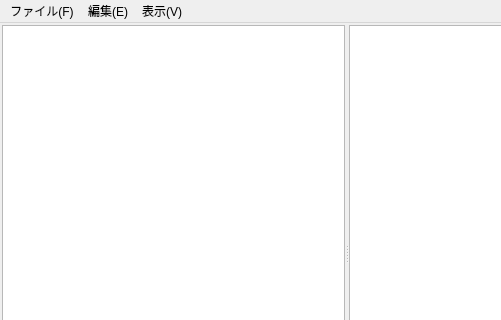
heppocogne/QtFE, file ui/mainwindow_without_tabs.ui: the form before one commit; both pictures show x 0 to 501 and y 0 to 320 of the 694 by 504 pixel window.
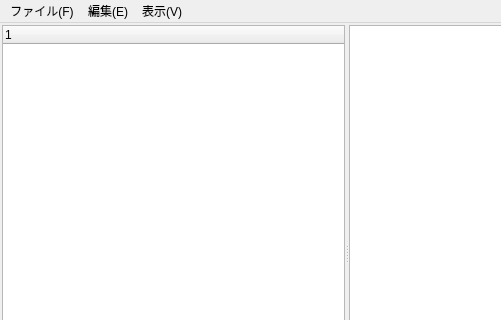
The form after the commit.

Commit message:
Replace QTreeList with QTreeWidget
Replace QTreeList with QTreeWidget.
Add AbstractFolderTreeItem class: a base class of folder tree contents.
Add FolderTreeEntry class for a virtual folder tree content such as "This PC".
Add FolderTreeFolder class for ordinal folder tree contents such as folders  or drives.

FolderTreeModel and FileListModel are removed because AbstractFolderTreeItem itself includes folder tree model.

```diff
--- a/ui/mainwindow_without_tabs.ui
+++ b/ui/mainwindow_without_tabs.ui
@@ -74,7 +74,7 @@
       <property name="childrenCollapsible">
        <bool>true</bool>
       </property>
-      <widget class="QTreeView" name="folderTree">
+      <widget class="QTreeWidget" name="folderTree">
        <property name="sizePolicy">
         <sizepolicy hsizetype="Expanding" vsizetype="Expanding">
          <horstretch>0</horstretch>
```
Left out of the diff: 2 changed lines with no effect on the pictures. The commit also changes 21 other files.
